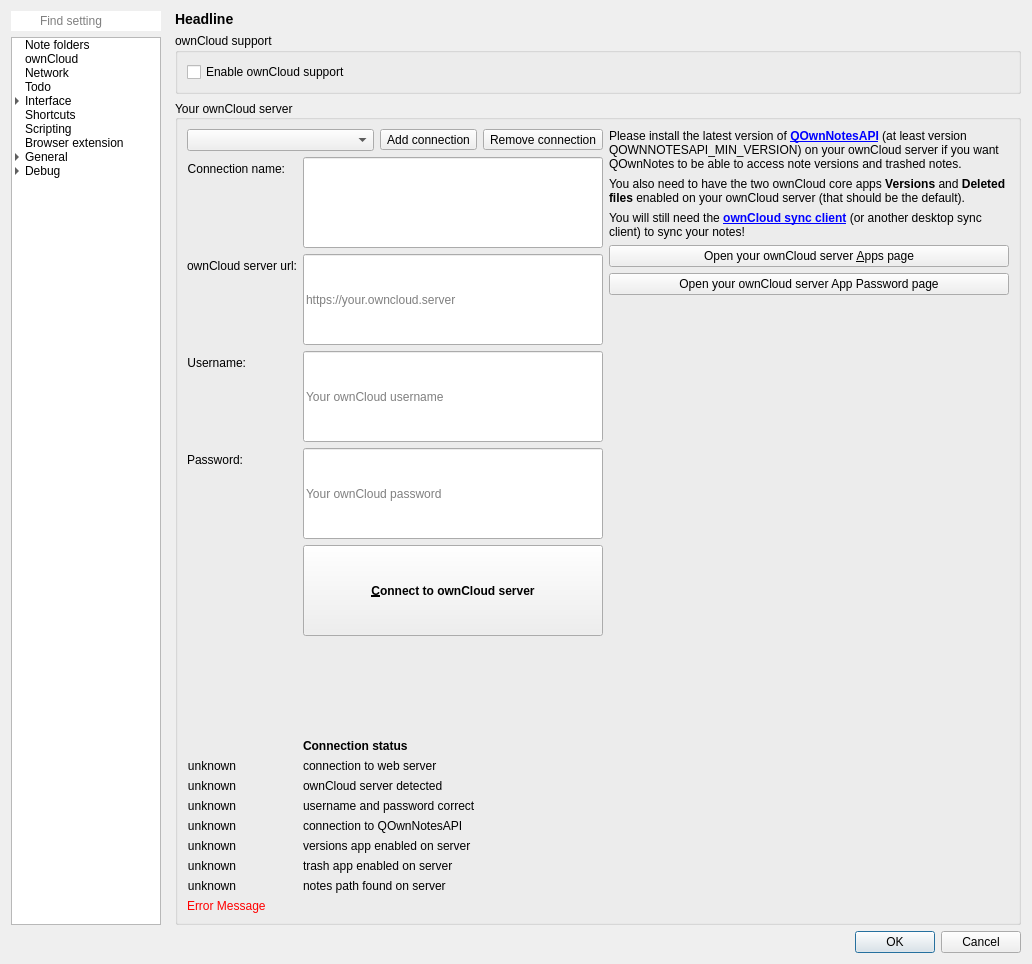
Qt form src/dialogs/settingsdialog.ui (pbek/QOwnNotes) before a commit.
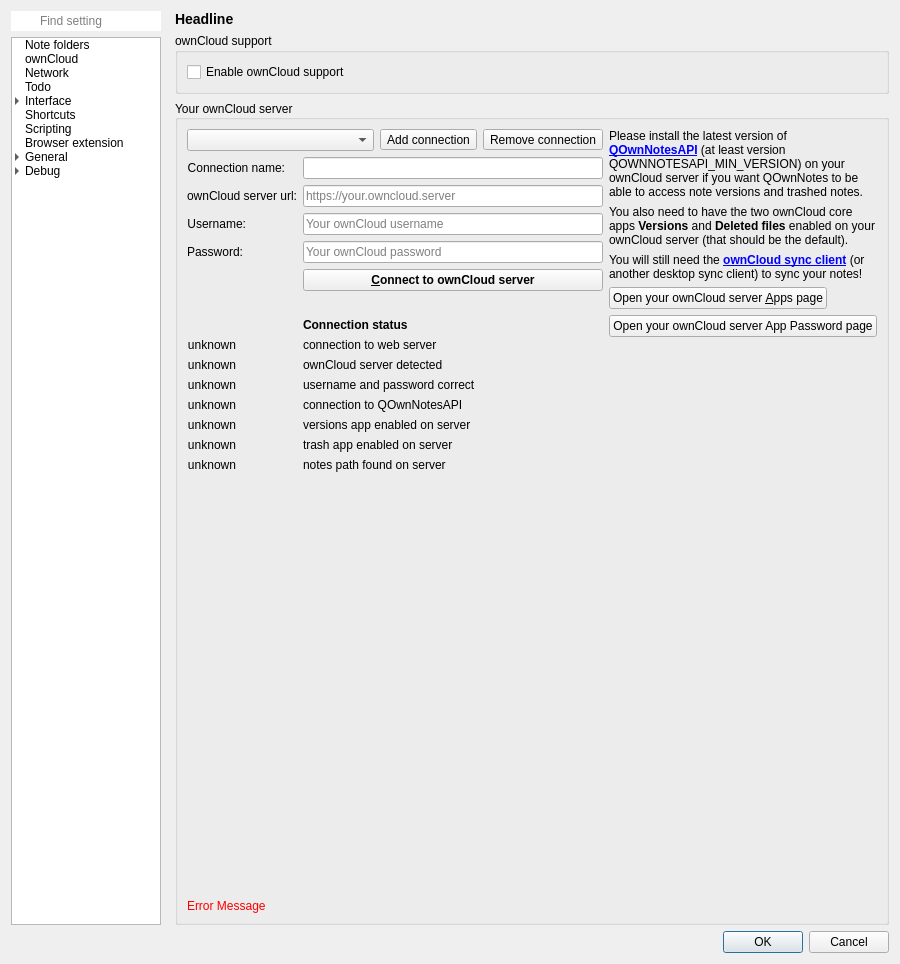
The same form after that commit. Icons and pictures are not drawn. Custom widgets are drawn as their Qt base class.

Commit message: Fix line edit resizing problem in the Nextcloud/ownCloud settings

Patch:
```diff
--- a/src/dialogs/settingsdialog.ui
+++ b/src/dialogs/settingsdialog.ui
@@ -901,11 +901,11 @@
                   </item>
                   <item>
                    <widget class="QPushButton" name="ownCloudServerAppPageButton">
-                    <property name="minimumSize">
-                     <size>
-                      <width>400</width>
-                      <height>0</height>
-                     </size>
+                    <property name="sizePolicy">
+                     <sizepolicy hsizetype="Fixed" vsizetype="Fixed">
+                      <horstretch>0</horstretch>
+                      <verstretch>0</verstretch>
+                     </sizepolicy>
                     </property>
                     <property name="toolTip">
                      <string>&lt;html&gt;&lt;head/&gt;&lt;body&gt;&lt;p&gt;Opens your ownCloud server &lt;span style=&quot; font-weight:600;&quot;&gt;App configuration&lt;/span&gt; page in your webbrowser to install or update QOwnNotesAPI and to enable the core apps &lt;span style=&quot; font-weight:600;&quot;&gt;Versions&lt;/span&gt; and &lt;span style=&quot; font-weight:600;&quot;&gt;Deleted files&lt;/span&gt;.&lt;/p&gt;&lt;/body&gt;&lt;/html&gt;</string>
@@ -921,11 +921,11 @@
                   </item>
                   <item>
                    <widget class="QPushButton" name="ownCloudServerAppPasswordPageButton">
-                    <property name="minimumSize">
-                     <size>
-                      <width>400</width>
-                      <height>0</height>
-                     </size>
+                    <property name="sizePolicy">
+                     <sizepolicy hsizetype="Fixed" vsizetype="Fixed">
+                      <horstretch>0</horstretch>
+                      <verstretch>0</verstretch>
+                     </sizepolicy>
                     </property>
                     <property name="toolTip">
                      <string>Opens your ownCloud server App Password page in your webbrowser to create a new app password for the application</string>
@@ -1056,7 +1056,7 @@
                   <item row="3" column="1">
                    <widget class="QLineEdit" name="cloudServerConnectionNameLineEdit">
                     <property name="sizePolicy">
-                     <sizepolicy hsizetype="Expanding" vsizetype="Expanding">
+                     <sizepolicy hsizetype="Expanding" vsizetype="Minimum">
                       <horstretch>0</horstretch>
                       <verstretch>0</verstretch>
                      </sizepolicy>
@@ -1085,7 +1085,7 @@
                   <item row="4" column="1">
                    <widget class="QLineEdit" name="serverUrlEdit">
                     <property name="sizePolicy">
-                     <sizepolicy hsizetype="Expanding" vsizetype="Expanding">
+                     <sizepolicy hsizetype="Expanding" vsizetype="Minimum">
                       <horstretch>0</horstretch>
                       <verstretch>0</verstretch>
                      </sizepolicy>
@@ -1123,7 +1123,7 @@
                   <item row="5" column="1">
                    <widget class="QLineEdit" name="userNameEdit">
                     <property name="sizePolicy">
-                     <sizepolicy hsizetype="Expanding" vsizetype="Expanding">
+                     <sizepolicy hsizetype="Expanding" vsizetype="Minimum">
                       <horstretch>0</horstretch>
                       <verstretch>0</verstretch>
                      </sizepolicy>
@@ -1158,7 +1158,7 @@
                   <item row="6" column="1">
                    <widget class="QLineEdit" name="passwordEdit">
                     <property name="sizePolicy">
-                     <sizepolicy hsizetype="Expanding" vsizetype="Expanding">
+                     <sizepolicy hsizetype="Expanding" vsizetype="Minimum">
                       <horstretch>0</horstretch>
                       <verstretch>0</verstretch>
                      </sizepolicy>
@@ -1186,7 +1186,7 @@
                   <item row="7" column="1">
                    <widget class="QPushButton" name="connectButton">
                     <property name="sizePolicy">
-                     <sizepolicy hsizetype="Expanding" vsizetype="Expanding">
+                     <sizepolicy hsizetype="Minimum" vsizetype="Fixed">
                       <horstretch>0</horstretch>
                       <verstretch>0</verstretch>
                      </sizepolicy>
@@ -1212,21 +1212,14 @@
                     </property>
                    </widget>
                   </item>
-                  <item row="8" column="1">
-                   <spacer name="verticalSpacer_2">
-                    <property name="orientation">
-                     <enum>Qt::Vertical</enum>
-                    </property>
-                    <property name="sizeHint" stdset="0">
-                     <size>
-                      <width>20</width>
-                      <height>5</height>
-                     </size>
-                    </property>
-                   </spacer>
-                  </item>
                   <item row="9" column="1">
                    <widget class="QLabel" name="okLabelStatus">
+                    <property name="sizePolicy">
+                     <sizepolicy hsizetype="Preferred" vsizetype="Fixed">
+                      <horstretch>0</horstretch>
+                      <verstretch>0</verstretch>
+                     </sizepolicy>
+                    </property>
                     <property name="styleSheet">
                      <string notr="true">font-weight: bold;</string>
                     </property>
@@ -1354,6 +1347,35 @@
                     </property>
                    </widget>
                   </item>
+                  <item row="17" column="1">
+                   <spacer name="verticalSpacer_2">
+                    <property name="orientation">
+                     <enum>Qt::Vertical</enum>
+                    </property>
+                    <property name="sizeHint" stdset="0">
+                     <size>
+                      <width>20</width>
+                      <height>5</height>
+                     </size>
+                    </property>
+                   </spacer>
+                  </item>
+                  <item row="8" column="1">
+                   <spacer name="verticalSpacer_18">
+                    <property name="orientation">
+                     <enum>Qt::Vertical</enum>
+                    </property>
+                    <property name="sizeType">
+                     <enum>QSizePolicy::Fixed</enum>
+                    </property>
+                    <property name="sizeHint" stdset="0">
+                     <size>
+                      <width>20</width>
+                      <height>15</height>
+                     </size>
+                    </property>
+                   </spacer>
+                  </item>
                  </layout>
                 </item>
                </layout>
```
Left out of the diff: 2 changed lines with no effect on the pictures. The commit also changes 1 other file.
